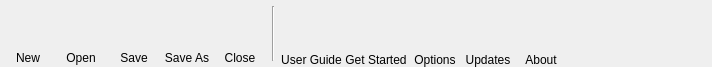
Old version of the form DMHelper/src/ribbontabfile.ui in the repository MMetze/DMHelper.
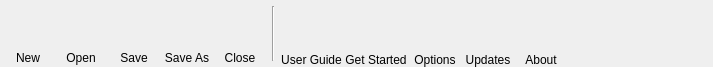
New version of the form. Icons and pictures are not drawn.

Diff of the .ui file:
```diff
--- a/DMHelper/src/ribbontabfile.ui
+++ b/DMHelper/src/ribbontabfile.ui
@@ -6,7 +6,7 @@
    <rect>
     <x>0</x>
     <y>0</y>
-    <width>712</width>
+    <width>713</width>
     <height>67</height>
    </rect>
   </property>
```
